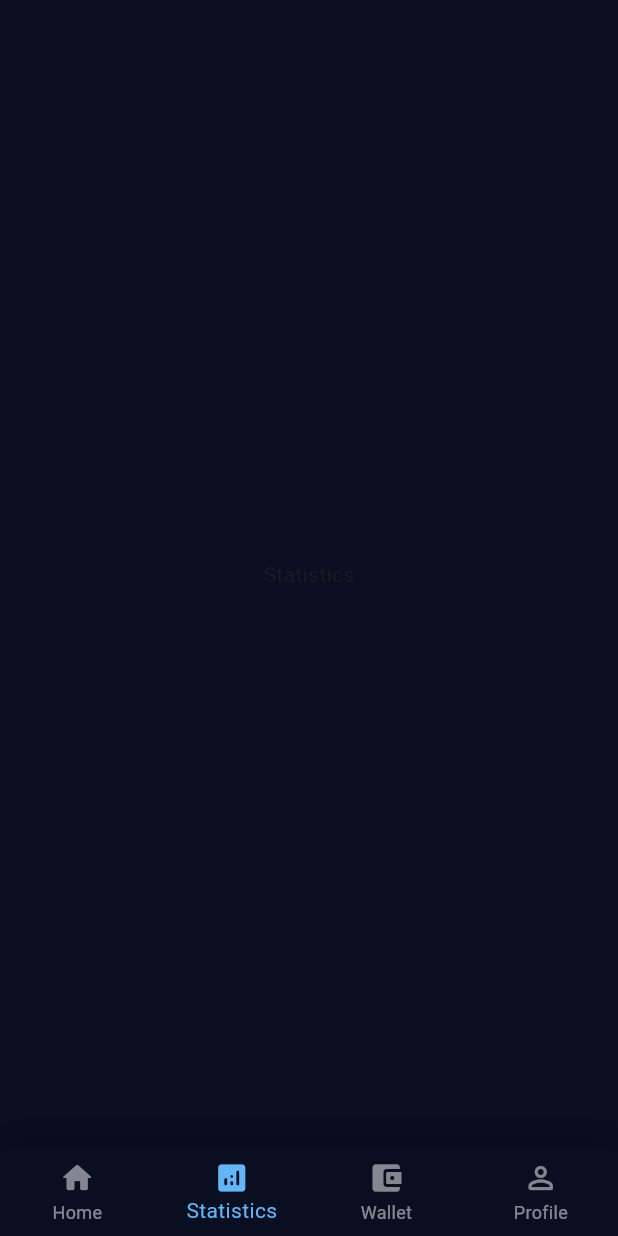
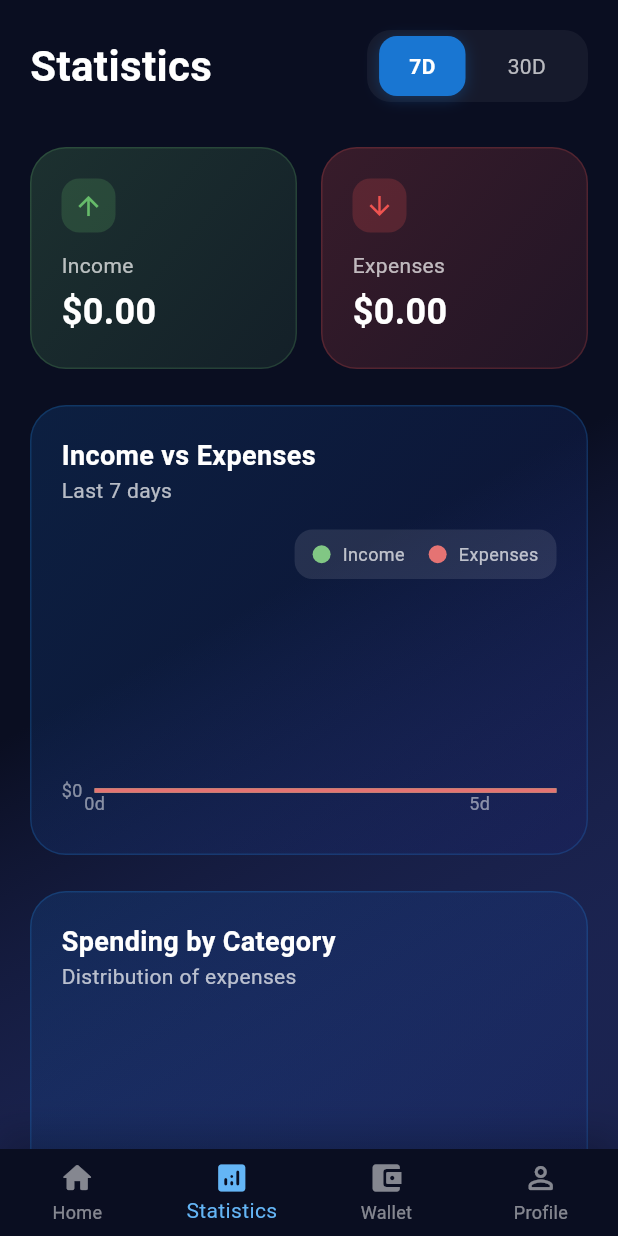
Before and after one commit to ajulkjose246/budgia---Expense-Tracking-App, a Flutter app: the HomePage screen opened by its route, swiped to page 2, on a phone screen of 412 x 824 dp. Run offline on Flutter 3.47's test engine with Material 3 defaults, Android fonts, the phone set to English and light mode, and no system bars; drawn by our look-alikes of fl_chart; our stand-ins replace hive, hive_flutter, lottie; missing offline and left inert: dotlottie_loader; accounts and stored records are empty.

Commit message:
ststistics page added

```diff
--- a/lib/screens/home_page.dart
+++ b/lib/screens/home_page.dart
@@ -1,4 +1,5 @@
 import 'package:budgia/screens/dash_screen.dart';
+import 'package:budgia/screens/statistics_screen.dart';
 import 'package:flutter/material.dart';
 
 class HomePage extends StatefulWidget {
@@ -14,7 +15,7 @@ class _HomePageState extends State<HomePage> {
 
   final List<Widget> _pages = [
     const DashScreen(),
-    const Center(child: Text('Statistics')),
+    const StatisticsScreen(),
     const Center(child: Text('Wallet')),
     const Center(child: Text('Profile')),
   ];
--- /dev/null
+++ b/lib/screens/statistics_screen.dart
@@ -0,0 +1,564 @@
+import 'package:flutter/material.dart';
+import 'package:fl_chart/fl_chart.dart';
+import 'package:budgia/services/storage_service.dart';
+
+class StatisticsScreen extends StatefulWidget {
+  const StatisticsScreen({super.key});
+
+  @override
+  State<StatisticsScreen> createState() => _StatisticsScreenState();
+}
+
+class _StatisticsScreenState extends State<StatisticsScreen> {
+  final _storageService = StorageService();
+  Map<String, double> _categoryTotals = {};
+  List<FlSpot> _weeklyExpenseSpots = [];
+  List<FlSpot> _weeklyIncomeSpots = [];
+  String _selectedTimeRange = '7D'; // Default time range
+
+  @override
+  void initState() {
+    super.initState();
+    _loadTransactionData();
+  }
+
+  void _loadTransactionData() {
+    final transactions = _storageService.getTransactions();
+    final now = DateTime.now();
+    final daysToShow = _selectedTimeRange == '30D' ? 30 : 7;
+    final startDate = now.subtract(Duration(days: daysToShow));
+
+    // Reset data
+    _categoryTotals.clear();
+    Map<int, double> dailyExpenses = {};
+    Map<int, double> dailyIncome = {};
+
+    // Initialize all days with 0
+    for (int i = 0; i < daysToShow; i++) {
+      dailyExpenses[i] = 0;
+      dailyIncome[i] = 0;
+    }
+
+    // Process transactions
+    for (var transaction in transactions) {
+      if (transaction.date.isAfter(startDate)) {
+        final daysAgo = now.difference(transaction.date).inDays;
+        if (daysAgo < daysToShow) {
+          if (transaction.isExpense) {
+            dailyExpenses[daysAgo] =
+                (dailyExpenses[daysAgo] ?? 0) + transaction.amount;
+            _categoryTotals[transaction.category] =
+                (_categoryTotals[transaction.category] ?? 0) +
+                    transaction.amount;
+          } else {
+            dailyIncome[daysAgo] =
+                (dailyIncome[daysAgo] ?? 0) + transaction.amount;
+          }
+        }
+      }
+    }
+
+    // Convert to FlSpots
+    _weeklyExpenseSpots = dailyExpenses.entries
+        .map((e) => FlSpot((daysToShow - 1 - e.key).toDouble(), e.value))
+        .toList();
+    _weeklyIncomeSpots = dailyIncome.entries
+        .map((e) => FlSpot((daysToShow - 1 - e.key).toDouble(), e.value))
+        .toList();
+
+    setState(() {});
+  }
+
+  List<PieChartSectionData> _generatePieChartSections() {
+    final total =
+        _categoryTotals.values.fold(0.0, (sum, amount) => sum + amount);
+    final colors = [
+      Colors.blue.shade300,
+      Colors.green.shade300,
+      Colors.red.shade300,
+      Colors.purple.shade300,
+      Colors.orange.shade300,
+      Colors.teal.shade300,
+    ];
+
+    return _categoryTotals.entries.map((entry) {
+      final percentage = (entry.value / total * 100);
+      final colorIndex =
+          _categoryTotals.keys.toList().indexOf(entry.key) % colors.length;
+
+      return PieChartSectionData(
+        value: entry.value,
+        color: colors[colorIndex],
+        radius: 50,
+        title: '${percentage.toStringAsFixed(1)}%\n${entry.key}',
+        titleStyle: const TextStyle(
+          color: Colors.white,
+          fontSize: 12,
+          fontWeight: FontWeight.bold,
+        ),
+      );
+    }).toList();
+  }
+
+  Widget _buildTimeRangeSelector() {
+    return Container(
+      padding: const EdgeInsets.symmetric(horizontal: 4, vertical: 4),
+      decoration: BoxDecoration(
+        color: Colors.white.withOpacity(0.05),
+        borderRadius: BorderRadius.circular(16),
+      ),
+      child: Row(
+        mainAxisSize: MainAxisSize.min,
+        children: ['7D', '30D'].map((range) {
+          final isSelected = _selectedTimeRange == range;
+          return Padding(
+            padding: const EdgeInsets.symmetric(horizontal: 4),
+            child: AnimatedContainer(
+              duration: const Duration(milliseconds: 200),
+              padding: const EdgeInsets.symmetric(horizontal: 20, vertical: 10),
+              decoration: BoxDecoration(
+                color: isSelected ? Colors.blue.shade700 : Colors.transparent,
+                borderRadius: BorderRadius.circular(12),
+                boxShadow: isSelected
+                    ? [
+                        BoxShadow(
+                          color: Colors.blue.shade700.withOpacity(0.3),
+                          blurRadius: 8,
+                          offset: const Offset(0, 2),
+                        )
+                      ]
+                    : null,
+              ),
+              child: Text(
+                range,
+                style: TextStyle(
+                  color:
+                      isSelected ? Colors.white : Colors.white.withOpacity(0.7),
+                  fontWeight: isSelected ? FontWeight.bold : FontWeight.normal,
+                ),
+              ),
+            ),
+          );
+        }).toList(),
+      ),
+    );
+  }
+
+  @override
+  Widget build(BuildContext context) {
+    return Container(
+      decoration: BoxDecoration(
+        gradient: LinearGradient(
+          begin: Alignment.topLeft,
+          end: Alignment.bottomRight,
+          colors: [
+            const Color(0xFF0A0E21),
+            const Color(0xFF0A0E21).withOpacity(0.8),
+            Colors.indigo.withOpacity(0.3),
+          ],
+        ),
+      ),
+      child: SafeArea(
+        child: SingleChildScrollView(
+          padding: const EdgeInsets.symmetric(horizontal: 20),
+          child: Column(
+            crossAxisAlignment: CrossAxisAlignment.start,
+            children: [
+              const SizedBox(height: 20),
+
+              // Header with time range selector
+              Row(
+                mainAxisAlignment: MainAxisAlignment.spaceBetween,
+                children: [
+                  const Text(
+                    'Statistics',
+                    style: TextStyle(
+                      color: Colors.white,
+                      fontSize: 28,
+                      fontWeight: FontWeight.bold,
+                    ),
+                  ),
+                  _buildTimeRangeSelector(),
+                ],
+              ),
+
+              const SizedBox(height: 30),
+
+              // Summary Cards
+              Row(
+                children: [
+                  Expanded(
+                    child: _buildSummaryCard(
+                      title: 'Income',
+                      amount: _calculateTotalIncome(),
+                      icon: Icons.arrow_upward,
+                      color: Colors.green.shade400,
+                    ),
+                  ),
+                  const SizedBox(width: 16),
+                  Expanded(
+                    child: _buildSummaryCard(
+                      title: 'Expenses',
+                      amount: _calculateTotalExpenses(),
+                      icon: Icons.arrow_downward,
+                      color: Colors.red.shade400,
+                    ),
+                  ),
+                ],
+              ),
+
+              const SizedBox(height: 24),
+
+              // Income vs Expenses Chart
+              _buildChartContainer(
+                title: 'Income vs Expenses',
+                subtitle:
+                    'Last ${_selectedTimeRange == '30D' ? '30' : '7'} days',
+                height: 300,
+                child: Stack(
+                  children: [
+                    LineChart(
+                      LineChartData(
+                        gridData: FlGridData(
+                          show: true,
+                          drawVerticalLine: false,
+                          horizontalInterval: 100,
+                          getDrawingHorizontalLine: (value) {
+                            return FlLine(
+                              color: Colors.white.withOpacity(0.1),
+                              strokeWidth: 1,
+                            );
+                          },
+                        ),
+                        titlesData: FlTitlesData(
+                          show: true,
+                          rightTitles: AxisTitles(
+                              sideTitles: SideTitles(showTitles: false)),
+                          topTitles: AxisTitles(
+                              sideTitles: SideTitles(showTitles: false)),
+                          bottomTitles: AxisTitles(
+                            sideTitles: SideTitles(
+                              showTitles: true,
+                              getTitlesWidget: (value, meta) {
+                                if (value % 5 == 0) {
+                                  return Text(
+                                    '${value.toInt()}d',
+                                    style: TextStyle(
+                                      color: Colors.white.withOpacity(0.5),
+                                      fontSize: 12,
+                                    ),
+                                  );
+                                }
+                                return const Text('');
+                              },
+                            ),
+                          ),
+                          leftTitles: AxisTitles(
+                            sideTitles: SideTitles(
+                              showTitles: true,
+                              getTitlesWidget: (value, meta) {
+                                return Text(
+                                  '\$${value.toInt()}',
+                                  style: TextStyle(
+                                    color: Colors.white.withOpacity(0.5),
+                                    fontSize: 12,
+                                  ),
+                                );
+                              },
+                            ),
+                          ),
+                        ),
+                        borderData: FlBorderData(show: false),
+                        lineBarsData: [
+                          // Income line
+                          LineChartBarData(
+                            spots: _weeklyIncomeSpots,
+                            isCurved: true,
+                            color: Colors.green.shade300,
+                            barWidth: 3,
+                            dotData: FlDotData(show: false),
+                            belowBarData: BarAreaData(
+                              show: true,
+                              color: Colors.green.shade700.withOpacity(0.2),
+                            ),
+                          ),
+                          // Expense line
+                          LineChartBarData(
+                            spots: _weeklyExpenseSpots,
+                            isCurved: true,
+                            color: Colors.red.shade300,
+                            barWidth: 3,
+                            dotData: FlDotData(show: false),
+                            belowBarData: BarAreaData(
+                              show: true,
+                              color: Colors.red.shade700.withOpacity(0.2),
+                            ),
+                          ),
+                        ],
+                      ),
+                    ),
+                    Positioned(
+                      top: 0,
+                      right: 0,
+                      child: _buildChartLegend(),
+                    ),
+                  ],
+                ),
+              ),
+
+              const SizedBox(height: 24),
+
+              // Category Distribution
+              _buildChartContainer(
+                title: 'Spending by Category',
+                subtitle: 'Distribution of expenses',
+                height: 400,
+                child: Column(
+                  children: [
+                    Expanded(
+                      flex: 3,
+                      child: PieChart(
+                        PieChartData(
+                          sectionsSpace: 2,
+                          centerSpaceRadius: 50,
+                          sections: _generatePieChartSections(),
+                        ),
+                      ),
+                    ),
+                    const SizedBox(height: 20),
+                    Expanded(
+                      flex: 2,
+                      child: _buildCategoryList(),
+                    ),
+                  ],
+                ),
+              ),
+
+              const SizedBox(height: 24),
+            ],
+          ),
+        ),
+      ),
+    );
+  }
+
+  Widget _buildSummaryCard({
+    required String title,
+    required double amount,
+    required IconData icon,
+    required Color color,
+  }) {
+    return Container(
+      padding: const EdgeInsets.all(20),
+      decoration: BoxDecoration(
+        gradient: LinearGradient(
+          begin: Alignment.topLeft,
+          end: Alignment.bottomRight,
+          colors: [
+            color.withOpacity(0.2),
+            color.withOpacity(0.1),
+          ],
+        ),
+        borderRadius: BorderRadius.circular(24),
+        border: Border.all(
+          color: color.withOpacity(0.2),
+          width: 1,
+        ),
+      ),
+      child: Column(
+        crossAxisAlignment: CrossAxisAlignment.start,
+        children: [
+          Container(
+            padding: const EdgeInsets.all(8),
+            decoration: BoxDecoration(
+              color: color.withOpacity(0.2),
+              borderRadius: BorderRadius.circular(12),
+            ),
+            child: Icon(icon, color: color, size: 20),
+          ),
+          const SizedBox(height: 12),
+          Text(
+            title,
+            style: TextStyle(
+              color: Colors.white.withOpacity(0.7),
+              fontSize: 14,
+            ),
+          ),
+          const SizedBox(height: 4),
+          Text(
+            '\$${amount.toStringAsFixed(2)}',
+            style: const TextStyle(
+              color: Colors.white,
+              fontSize: 24,
+              fontWeight: FontWeight.bold,
+            ),
+          ),
+        ],
+      ),
+    );
+  }
+
+  Widget _buildChartLegend() {
+    return Container(
+      padding: const EdgeInsets.symmetric(horizontal: 12, vertical: 8),
+      decoration: BoxDecoration(
+        color: Colors.white.withOpacity(0.1),
+        borderRadius: BorderRadius.circular(12),
+      ),
+      child: Row(
+        mainAxisSize: MainAxisSize.min,
+        children: [
+          _buildLegendItem('Income', Colors.green.shade300),
+          const SizedBox(width: 16),
+          _buildLegendItem('Expenses', Colors.red.shade300),
+        ],
+      ),
+    );
+  }
+
+  Widget _buildLegendItem(String label, Color color) {
+    return Row(
+      children: [
+        Container(
+          width: 12,
+          height: 12,
+          decoration: BoxDecoration(
+            color: color,
+            shape: BoxShape.circle,
+          ),
+        ),
+        const SizedBox(width: 8),
+        Text(
+          label,
+          style: TextStyle(
+            color: Colors.white.withOpacity(0.7),
+            fontSize: 12,
+          ),
+        ),
+      ],
+    );
+  }
+
+  Widget _buildCategoryList() {
+    final colors = [
+      Colors.blue.shade300,
+      Colors.green.shade300,
+      Colors.red.shade300,
+      Colors.purple.shade300,
+      Colors.orange.shade300,
+      Colors.teal.shade300,
+    ];
+
+    final totalExpenses =
+        _categoryTotals.values.fold(0.0, (sum, amount) => sum + amount);
+
+    return ListView.builder(
+      padding: EdgeInsets.zero,
+      itemCount: _categoryTotals.length,
+      itemBuilder: (context, index) {
+        final entry = _categoryTotals.entries.elementAt(index);
+        final percentage = (entry.value / totalExpenses * 100);
+        final color = colors[index % colors.length];
+
+        return Padding(
+          padding: const EdgeInsets.only(bottom: 12),
+          child: Row(
+            children: [
+              Container(
+                width: 12,
+                height: 12,
+                decoration: BoxDecoration(
+                  color: color,
+                  shape: BoxShape.circle,
+                ),
+              ),
+              const SizedBox(width: 12),
+              Expanded(
+                child: Text(
+                  entry.key,
+                  style: const TextStyle(
+                    color: Colors.white,
+                    fontSize: 14,
+                  ),
+                ),
+              ),
+              Text(
+                '\$${entry.value.toStringAsFixed(2)}',
+                style: const TextStyle(
+                  color: Colors.white,
+                  fontSize: 14,
+                  fontWeight: FontWeight.bold,
+                ),
+              ),
+              const SizedBox(width: 12),
+              Text(
+                '${percentage.toStringAsFixed(1)}%',
+                style: TextStyle(
+                  color: Colors.white.withOpacity(0.7),
+                  fontSize: 14,
+                ),
+              ),
+            ],
+          ),
+        );
+      },
+    );
+  }
+
+  double _calculateTotalIncome() {
+    return _weeklyIncomeSpots.fold(0.0, (sum, spot) => sum + spot.y);
+  }
+
+  double _calculateTotalExpenses() {
+    return _weeklyExpenseSpots.fold(0.0, (sum, spot) => sum + spot.y);
+  }
+
+  Widget _buildChartContainer({
+    required String title,
+    required String subtitle,
+    required double height,
+    required Widget child,
+  }) {
+    return Container(
+      height: height,
+      padding: const EdgeInsets.all(20),
+      decoration: BoxDecoration(
+        gradient: LinearGradient(
+          begin: Alignment.topLeft,
+          end: Alignment.bottomRight,
+          colors: [
+            Colors.blue.shade800.withOpacity(0.2),
+            Colors.indigo.shade900.withOpacity(0.2),
+          ],
+        ),
+        borderRadius: BorderRadius.circular(24),
+        border: Border.all(
+          color: Colors.blue.withOpacity(0.2),
+          width: 1,
+        ),
+      ),
+      child: Column(
+        crossAxisAlignment: CrossAxisAlignment.start,
+        children: [
+          Text(
+            title,
+            style: const TextStyle(
+              color: Colors.white,
+              fontSize: 18,
+              fontWeight: FontWeight.bold,
+            ),
+          ),
+          Text(
+            subtitle,
+            style: TextStyle(
+              color: Colors.white.withOpacity(0.7),
+              fontSize: 14,
+            ),
+          ),
+          const SizedBox(height: 16),
+          Expanded(child: child),
+        ],
+      ),
+    );
+  }
+}
--- a/pubspec.yaml
+++ b/pubspec.yaml
@@ -45,6 +45,7 @@ dependencies:
   build_runner: ^2.4.13
   uuid: ^4.5.1
   provider: ^6.1.2
+  fl_chart: ^0.69.2
 
 dev_dependencies:
   flutter_test:
```
Also changed, not shown: pubspec.lock.
